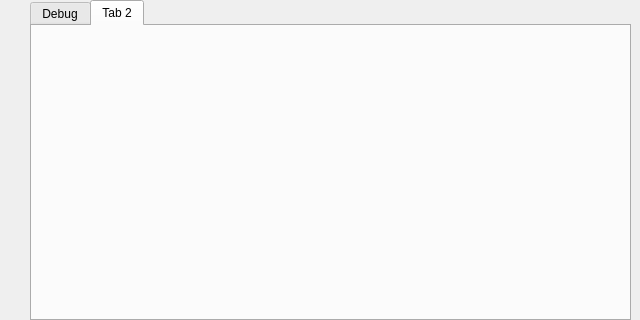
The window that taskassignment.ui (freealong/rik_client) describes before a commit, drawn with Qt 5.
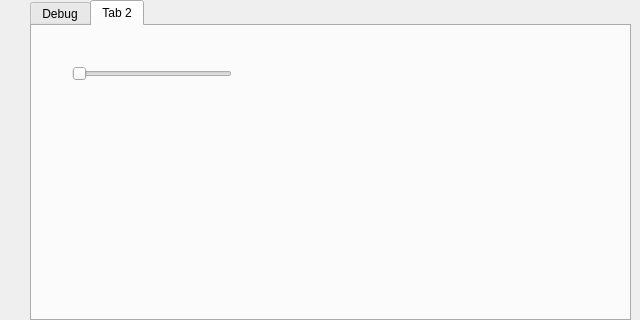
The same window after the commit. The open tabs and pages were chosen to show the change.

Patch:
```diff
--- a/taskassignment.ui
+++ b/taskassignment.ui
@@ -54,6 +54,19 @@
     <attribute name="title">
      <string>Tab 2</string>
     </attribute>
+    <widget class="QSlider" name="horizontalSlider">
+     <property name="geometry">
+      <rect>
+       <x>40</x>
+       <y>40</y>
+       <width>160</width>
+       <height>16</height>
+      </rect>
+     </property>
+     <property name="orientation">
+      <enum>Qt::Horizontal</enum>
+     </property>
+    </widget>
    </widget>
   </widget>
  </widget>
```
Left out of the diff: 3 changed lines with no effect on the pictures.
